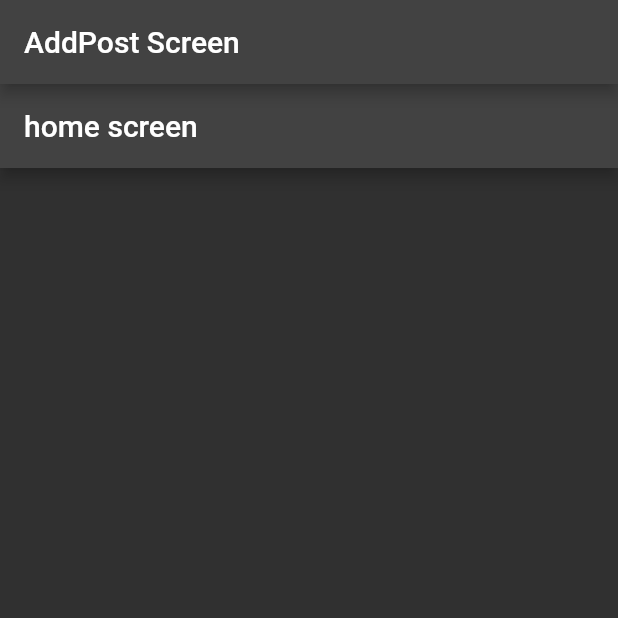
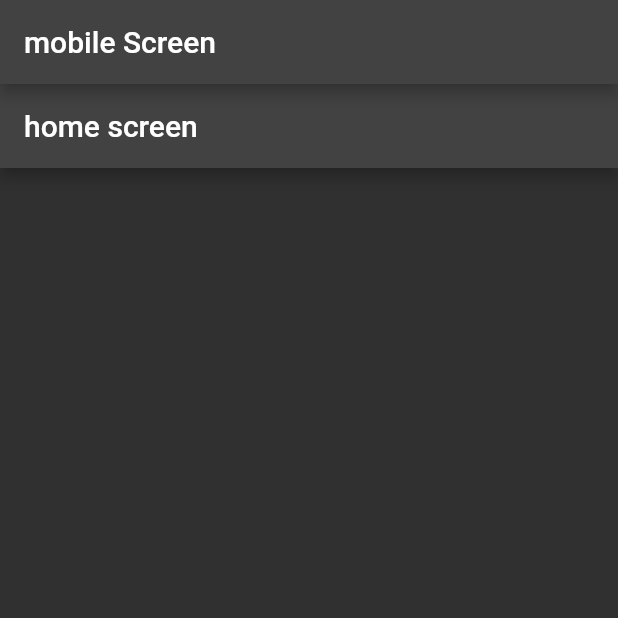
Before and after one commit to ziadzakria/ziadapp__3, a Flutter app: the screen it shows after launch, on a phone screen of 412 x 824 dp, the top half of it. Run offline on Flutter 3.47's test engine with Material 2 defaults, Android fonts, the phone set to English and light mode, and no system bars.

```diff
--- a/ziadapp/lib/Responsive/mobil.dart
+++ b/ziadapp/lib/Responsive/mobil.dart
@@ -27,7 +27,7 @@ class _MobileScerrenState extends State<MobileScerren> {
   Widget build(BuildContext context) {
     return Scaffold(
       appBar: AppBar(
-        title: Text("AddPost Screen"),
+        title: Text("mobile Screen"),
       ),
       bottomNavigationBar: CupertinoTabBar(
           backgroundColor: mobileBackgroundColor,
```
